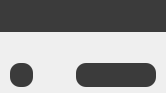
Old version of the form Linux/src/TestVideoWall/KVideoUI.ui in the repository cloudroomSDK/API-Demo.
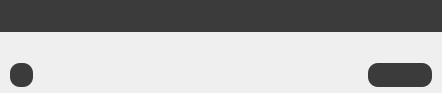
New version of the form. Custom widgets are drawn as their Qt base class.

Commit message: CRVideoSDK_CPP_Linux_V4.19.2.0

Diff of the .ui file:
```diff
--- a/Linux/src/TestVideoWall/KVideoUI.ui
+++ b/Linux/src/TestVideoWall/KVideoUI.ui
@@ -6,7 +6,7 @@
    <rect>
     <x>0</x>
     <y>0</y>
-    <width>166</width>
+    <width>442</width>
     <height>93</height>
    </rect>
   </property>
@@ -39,7 +39,10 @@
 	padding-left: 8px;
 	padding-right: 8px;
 }
-</string>
+#VUIFunc QPushButton{
+	padding:0px;
+	border: 0px;
+}</string>
   </property>
   <layout class="QVBoxLayout" name="verticalLayout">
    <property name="leftMargin">
```
The commit also changes 48 other files.
